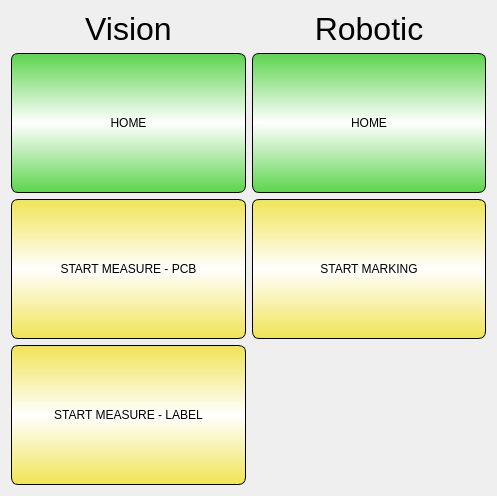
This is mediscara/mediscara/scripts/widgets/layout/collab_control.ui in ppuska/mediscara as Qt 5 draws it before an edit. The edited form follows.
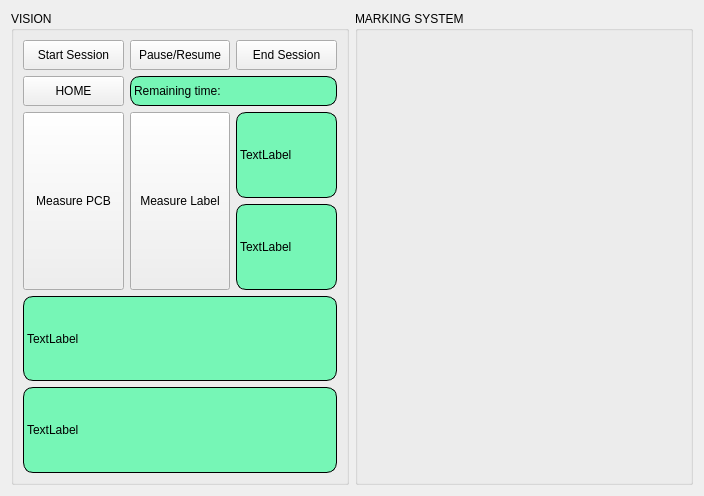
This is the edited form. Icons and pictures are not drawn.

Commit message: updated the control UI to the latest spec

The edit to the form file:
```diff
--- a/mediscara/mediscara/scripts/widgets/layout/collab_control.ui
+++ b/mediscara/mediscara/scripts/widgets/layout/collab_control.ui
@@ -6,7 +6,7 @@
    <rect>
     <x>0</x>
     <y>0</y>
-    <width>497</width>
+    <width>704</width>
     <height>496</height>
    </rect>
   </property>
@@ -14,132 +14,66 @@
    <string>Form</string>
   </property>
   <property name="styleSheet">
-   <string notr="true">/* 
-	primary color: #6CD2F0
-	primary color dark: #398AA3
-	alternate color: #F0E454
-	alternare color dark: #A39C41
-	accent color: #F03E72
-	background color: #aee2f0
-*/
-
-QPushButton {
-	border: 1px;
-	border-style: outset;
-	border-radius: 7px;
-	border-color: black;
-	background-color: #F0E454;
-	background-color: rgb(240, 228, 84);
-	
-	background-color: qlineargradient(spread:reflect, x1:0.5, y1:0, x2:0.5, y2:0.5, stop:0 rgba(240, 228, 84, 255), stop:1 rgba(255, 255, 255, 255));
+   <string notr="true">QLabel {
+	border: 1px solid black;
+	border-radius: 10px;
+	background-color: rgba(0, 255, 127, 128);
 }
 
-QPushButton:pressed {
-	border: 1px;
-	border-style: outset;
-	border-radius: 7px;
-	border-color: black;
-	background-color: #F0E454;
-	background-color: rgb(240, 228, 84);
-	background-color: qlineargradient(spread:reflect, x1:0.5, y1:0, x2:0.5, y2:0.5, stop:0 rgba(163, 156, 65, 255), stop:1 rgba(255, 255, 255, 255));
-}</string>
+</string>
   </property>
-  <layout class="QGridLayout" name="gridLayout" rowstretch="0,1,1,1" columnstretch="0,0">
+  <layout class="QHBoxLayout" name="horizontalLayout">
+   <item>
+    <widget class="QGroupBox" name="groupBox">
+     <property name="title">
+      <string>VISION</string>
+     </property>
+     <layout class="QGridLayout" name="gridLayout" rowstretch="1,1,1,1,1,1">
+      <property name="sizeConstraint">
+       <enum>QLayout::SetMaximumSize</enum>
+      </property>
+      <item row="1" column="1" colspan="2">
+       <widget class="QLabel" name="label_maintenance">
+        <property name="text">
+         <string>Remaining time: </string>
+        </property>
+       </widget>
+      </item>
    <item row="1" column="0">
-    <widget class="QPushButton" name="button_home_vision">
-     <property name="sizePolicy">
-      <sizepolicy hsizetype="Minimum" vsizetype="Preferred">
-       <horstretch>0</horstretch>
-       <verstretch>0</verstretch>
-      </sizepolicy>
-     </property>
+       <widget class="QPushButton" name="button_home">
      <property name="minimumSize">
       <size>
        <width>0</width>
-       <height>60</height>
-      </size>
-     </property>
-     <property name="styleSheet">
-      <string notr="true">QPushButton:!pressed {
-	background-color: qlineargradient(spread:reflect, x1:0.5, y1:0, x2:0.5, y2:0.5, stop:0 rgba(92, 212, 76, 255), stop:1 rgba(255, 255, 255, 255));
-}
-
-QPushButton:pressed {
-	background-color: qlineargradient(spread:reflect, x1:0.5, y1:0, x2:0.5, y2:0.5, stop:0 rgba(88, 198, 71, 255), stop:1 rgba(255, 255, 255, 255));
-}</string>
-     </property>
+          <height>30</height>
+         </size>
+        </property>
      <property name="text">
       <string>HOME</string>
      </property>
     </widget>
    </item>
-   <item row="2" column="1">
-    <widget class="QPushButton" name="button_start_marking">
-     <property name="sizePolicy">
-      <sizepolicy hsizetype="Minimum" vsizetype="Preferred">
-       <horstretch>0</horstretch>
-       <verstretch>0</verstretch>
-      </sizepolicy>
-     </property>
-     <property name="minimumSize">
-      <size>
-       <width>0</width>
-       <height>60</height>
-      </size>
-     </property>
+      <item row="2" column="2">
+       <widget class="QLabel" name="label_pcb_ok">
      <property name="text">
-      <string>START MARKING</string>
+         <string>TextLabel</string>
      </property>
     </widget>
    </item>
-   <item row="1" column="1">
-    <widget class="QPushButton" name="button_home_robotic">
-     <property name="sizePolicy">
-      <sizepolicy hsizetype="Minimum" vsizetype="Preferred">
-       <horstretch>0</horstretch>
-       <verstretch>0</verstretch>
-      </sizepolicy>
-     </property>
-     <property name="minimumSize">
-      <size>
-       <width>0</width>
-       <height>60</height>
-      </size>
-     </property>
-     <property name="styleSheet">
-      <string notr="true">QPushButton:!pressed {
-	background-color: qlineargradient(spread:reflect, x1:0.5, y1:0, x2:0.5, y2:0.5, stop:0 rgba(92, 212, 76, 255), stop:1 rgba(255, 255, 255, 255));
-}
-
-QPushButton:pressed {
-	background-color: qlineargradient(spread:reflect, x1:0.5, y1:0, x2:0.5, y2:0.5, stop:0 rgba(88, 198, 71, 255), stop:1 rgba(255, 255, 255, 255));
-}</string>
-     </property>
+      <item row="4" column="0" colspan="3">
+       <widget class="QLabel" name="label_message">
      <property name="text">
-      <string>HOME</string>
+         <string>TextLabel</string>
      </property>
     </widget>
    </item>
-   <item row="2" column="0">
-    <widget class="QPushButton" name="button_measure_pcb">
-     <property name="sizePolicy">
-      <sizepolicy hsizetype="Minimum" vsizetype="Preferred">
-       <horstretch>0</horstretch>
-       <verstretch>0</verstretch>
-      </sizepolicy>
-     </property>
-     <property name="minimumSize">
-      <size>
-       <width>0</width>
-       <height>60</height>
-      </size>
-     </property>
+      <item row="3" column="2">
+       <widget class="QLabel" name="label_label_ok">
      <property name="text">
-      <string>START MEASURE - PCB</string>
+         <string>TextLabel</string>
      </property>
     </widget>
    </item>
-   <item row="3" column="0">
+      <item row="2" column="1" rowspan="2">
     <widget class="QPushButton" name="button_measure_label">
      <property name="sizePolicy">
       <sizepolicy hsizetype="Minimum" vsizetype="Preferred">
@@ -150,63 +84,86 @@
      <property name="minimumSize">
       <size>
        <width>0</width>
-       <height>60</height>
+          <height>30</height>
       </size>
      </property>
      <property name="text">
-      <string>START MEASURE - LABEL</string>
+         <string>Measure Label</string>
+        </property>
+       </widget>
+      </item>
+      <item row="0" column="2">
+       <widget class="QPushButton" name="button_end_session">
+        <property name="minimumSize">
+         <size>
+          <width>0</width>
+          <height>30</height>
+         </size>
+        </property>
+        <property name="text">
+         <string>End Session</string>
      </property>
     </widget>
    </item>
    <item row="0" column="0">
-    <widget class="QLabel" name="label">
+       <widget class="QPushButton" name="button_start_session">
      <property name="minimumSize">
       <size>
        <width>0</width>
        <height>30</height>
       </size>
      </property>
-     <property name="font">
-      <font>
-       <pointsize>24</pointsize>
-      </font>
-     </property>
      <property name="text">
-      <string>Vision</string>
-     </property>
-     <property name="alignment">
-      <set>Qt::AlignCenter</set>
+         <string>Start Session</string>
      </property>
     </widget>
    </item>
    <item row="0" column="1">
-    <widget class="QLabel" name="label_2">
+       <widget class="QPushButton" name="button_pause">
      <property name="minimumSize">
       <size>
        <width>0</width>
        <height>30</height>
       </size>
      </property>
-     <property name="font">
-      <font>
-       <pointsize>24</pointsize>
-      </font>
-     </property>
      <property name="text">
-      <string>Robotic</string>
-     </property>
-     <property name="alignment">
-      <set>Qt::AlignCenter</set>
-     </property>
-    </widget>
-   </item>
-   <item row="3" column="1">
-    <widget class="QLabel" name="label_3">
-     <property name="styleSheet">
-      <string notr="true">image: url(:/images/logo);</string>
-     </property>
+         <string>Pause/Resume</string>
+        </property>
+       </widget>
+      </item>
+      <item row="2" column="0" rowspan="2">
+       <widget class="QPushButton" name="button_measure_pcb">
+        <property name="sizePolicy">
+         <sizepolicy hsizetype="Minimum" vsizetype="Preferred">
+          <horstretch>0</horstretch>
+          <verstretch>0</verstretch>
+         </sizepolicy>
+        </property>
+        <property name="minimumSize">
+         <size>
+          <width>0</width>
+          <height>30</height>
+         </size>
+        </property>
      <property name="text">
-      <string/>
+         <string>Measure PCB</string>
+        </property>
+       </widget>
+      </item>
+      <item row="5" column="0" colspan="3">
+       <widget class="QLabel" name="label_5">
+        <property name="text">
+         <string>TextLabel</string>
+        </property>
+       </widget>
+      </item>
+     </layout>
+    </widget>
+   </item>
+   <item>
+    <widget class="QGroupBox" name="groupBox_2">
+     <property name="title">
+      <string>MARKING SYSTEM</string>
      </property>
     </widget>
    </item>
```
Lines whose indentation alone changed are shown as unchanged. The commit also changes 2 other files.
